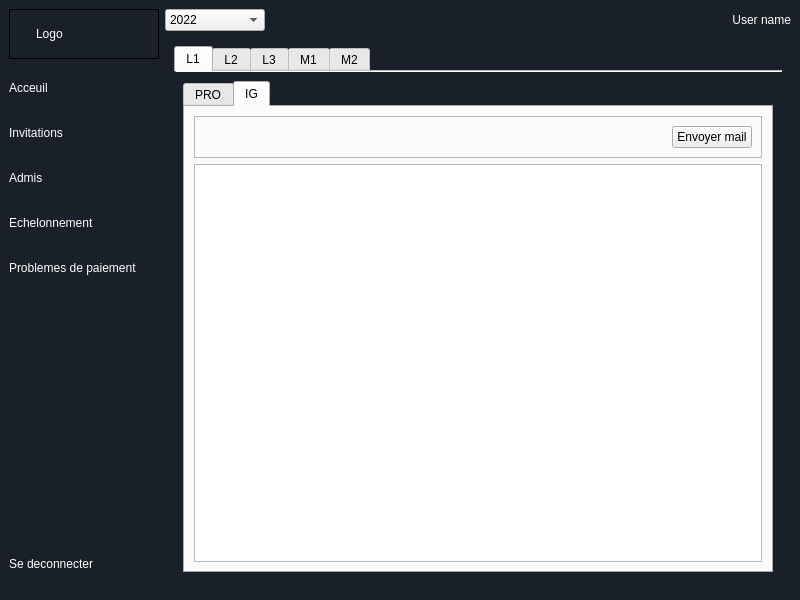
Qt form mainwindow.ui (RasolomananaOlivier/eni-registration-management) before a commit.
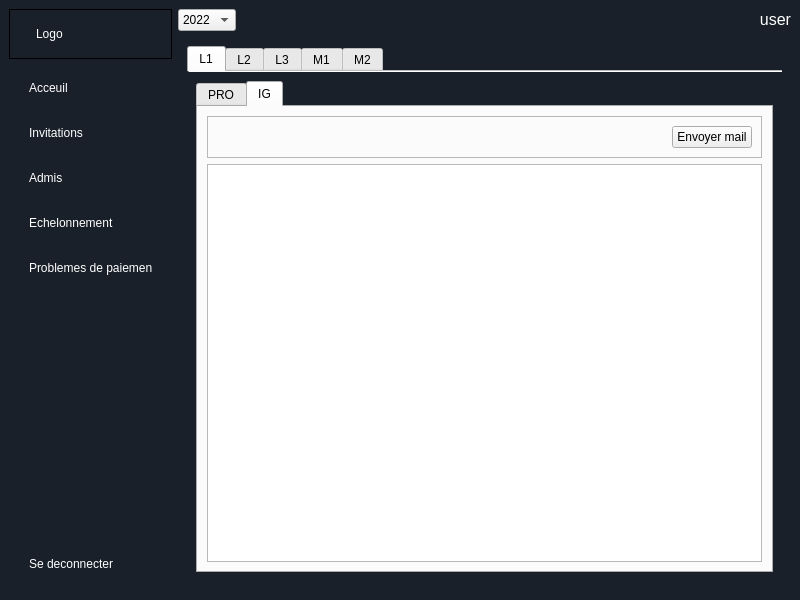
The same form after that commit. The open tabs and pages were chosen to show the change. Icons and pictures are not drawn.

```diff
--- a/mainwindow.ui
+++ b/mainwindow.ui
@@ -500,6 +500,7 @@
 	border: none;
 	color : white;
 	text-align : left;
+	 padding : 10px 20px;
 }
 #pushButton:hover {
 	background-color :rgb(35, 50, 60);
@@ -544,6 +545,7 @@
 	border: none;
 	color : white;
 	text-align: left;
+	 padding : 10px 20px;
 }
 #pushButton_2:hover {
 	background-color :rgb(35, 50, 60);
@@ -587,6 +589,7 @@
 	border: none;
 	color : white;
 	text-align: left;
+	 padding : 10px 20px;
 }
 #pushButton_5:hover {
 	background-color :rgb(35, 50, 60);
@@ -631,6 +634,7 @@
 	color : white;
 
 	text-align : left;
+	 padding : 10px 20px;
 }
 #pushButton_6:hover {
 	background-color :rgb(35, 50, 60);
@@ -674,6 +678,7 @@
 	border: none;
 	color : white;
 	text-align: left;
+	 padding : 10px 20px;
 }
 #pushButton_3:hover {
 	background-color :rgb(35, 50, 60);
@@ -765,6 +770,7 @@
 	border: none;
 	color : white;
 	text-align: left;
+	 padding : 10px 20px;
 }
 #pushButton_10:hover {
 	background-color :rgb(35, 50, 60);
@@ -854,6 +860,44 @@
         <item>
          <layout class="QHBoxLayout" name="horizontalLayout_21"/>
         </item>
+        <item>
+         <spacer name="horizontalSpacer_33">
+          <property name="orientation">
+           <enum>Qt::Horizontal</enum>
+          </property>
+          <property name="sizeHint" stdset="0">
+           <size>
+            <width>40</width>
+            <height>20</height>
+           </size>
+          </property>
+         </spacer>
+        </item>
+        <item>
+         <widget class="QLabel" name="label_4">
+          <property name="maximumSize">
+           <size>
+            <width>50</width>
+            <height>50</height>
+           </size>
+          </property>
+          <property name="baseSize">
+           <size>
+            <width>0</width>
+            <height>0</height>
+           </size>
+          </property>
+          <property name="text">
+           <string/>
+          </property>
+          <property name="pixmap">
+           <pixmap resource="images.qrc">:/images/icons8-male-user-48.png</pixmap>
+          </property>
+          <property name="scaledContents">
+           <bool>false</bool>
+          </property>
+         </widget>
+        </item>
         <item>
          <widget class="QLabel" name="username_label">
           <property name="styleSheet">
@@ -862,7 +906,7 @@
 }</string>
           </property>
           <property name="text">
-           <string>User name</string>
+           <string>&lt;html&gt;&lt;head/&gt;&lt;body&gt;&lt;p&gt;&lt;span style=&quot; font-size:12pt;&quot;&gt;user&lt;/span&gt;&lt;/p&gt;&lt;/body&gt;&lt;/html&gt;</string>
           </property>
           <property name="alignment">
            <set>Qt::AlignRight|Qt::AlignTrailing|Qt::AlignVCenter</set>
```
Left out of the diff: 14 changed lines with no effect on the pictures.
